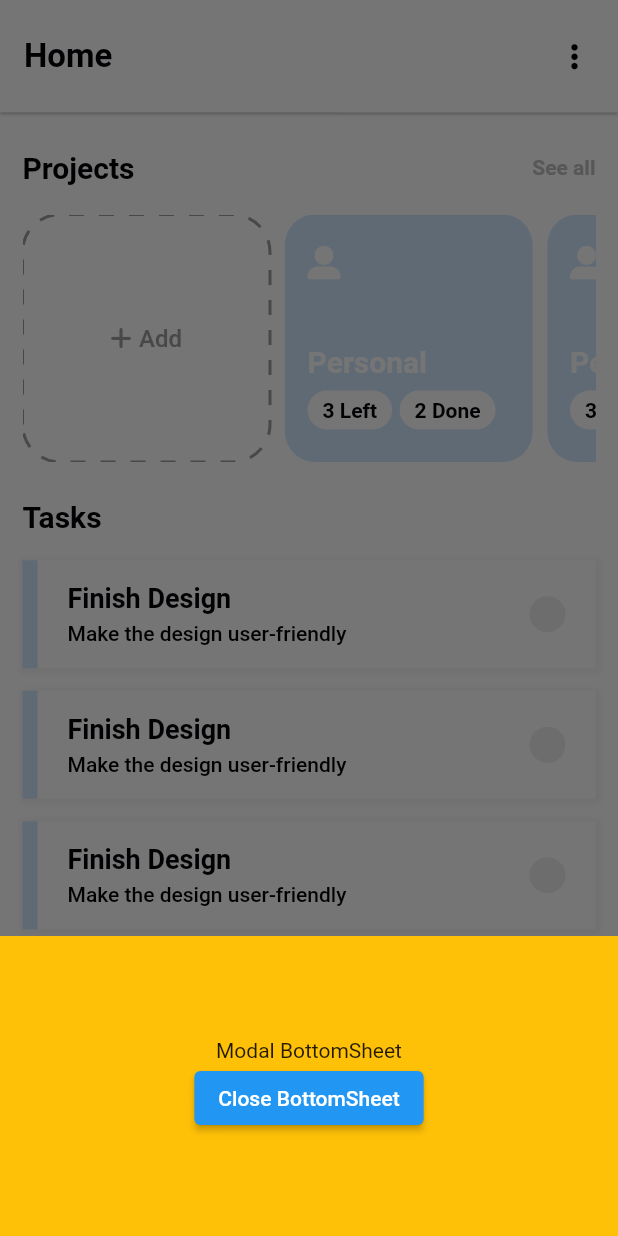
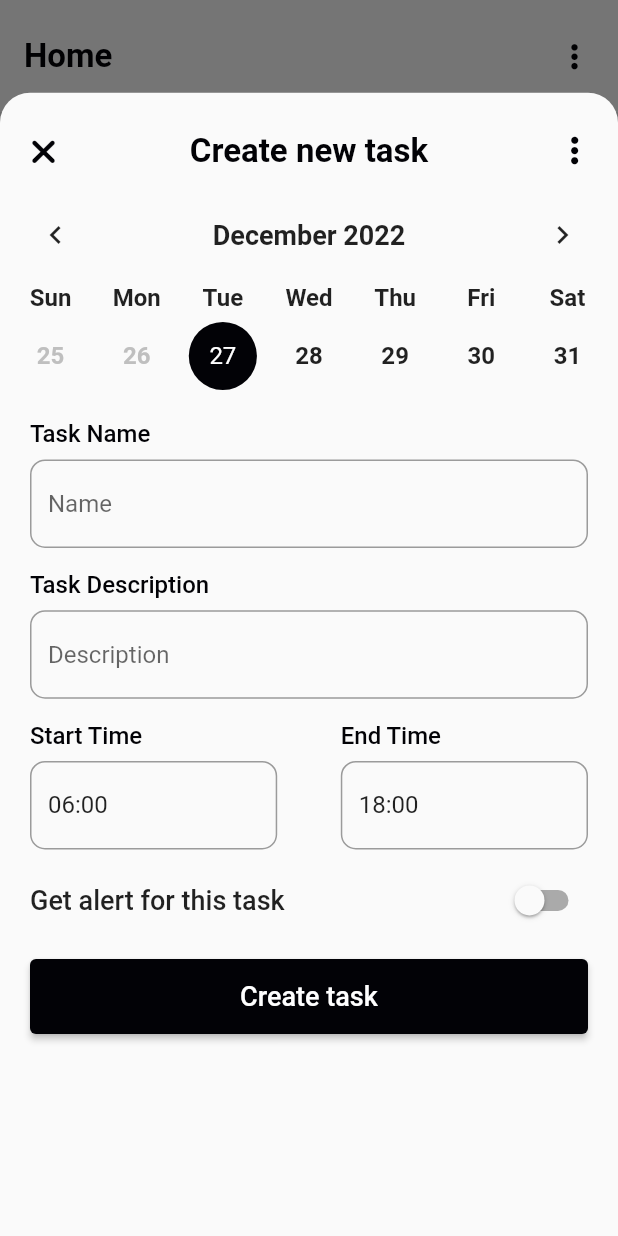
Before and after one commit to bibashmgr/dos, a Flutter app: the screen it shows after launch, after a tap on an icon or button, on a phone screen of 412 x 824 dp. Run offline on Flutter 3.47's test engine with Material 2 defaults, Android fonts, the phone set to English and light mode, and no system bars; drawn by our look-alikes of dotted_border, table_calendar; our stand-ins replace font_awesome_flutter; Roboto replaces fonts that are missing (Montserrat); project files that could hold a hidden picture were left out.

Commit message:
[add]; screens

```diff
--- a/client/lib/screens/main_screen/main.dart
+++ b/client/lib/screens/main_screen/main.dart
@@ -7,6 +7,7 @@ import 'package:client/utils/constants.dart';
 // screens
 import 'package:client/screens/main_screen/sub_screen/home.dart';
 import 'package:client/screens/main_screen/sub_screen/profile.dart';
+import 'package:client/screens/main_screen/sub_screen/create_task.dart';
 
 // icons
 import 'package:font_awesome_flutter/font_awesome_flutter.dart';
@@ -45,7 +46,6 @@ class _MainScreenState extends State<MainScreen> {
             fontWeight: FontWeight.w600,
             fontSize: 22.0,
             color: kDarkColor,
-            fontFamily: 'Montserrat',
           ),
         ),
         actions: [
@@ -114,23 +114,16 @@ class _MainScreenState extends State<MainScreen> {
           onPressed: () {
             showModalBottomSheet<void>(
               context: context,
+              isScrollControlled: true,
+              shape: const RoundedRectangleBorder(
+                borderRadius: BorderRadius.vertical(
+                  top: Radius.circular(20.0),
+                ),
+              ),
               builder: (BuildContext context) {
-                return Container(
-                  height: 200,
-                  color: Colors.amber,
-                  child: Center(
-                    child: Column(
-                      mainAxisAlignment: MainAxisAlignment.center,
-                      mainAxisSize: MainAxisSize.min,
-                      children: <Widget>[
-                        const Text('Modal BottomSheet'),
-                        ElevatedButton(
-                          child: const Text('Close BottomSheet'),
-                          onPressed: () => Navigator.pop(context),
-                        ),
-                      ],
-                    ),
-                  ),
+                return const FractionallySizedBox(
+                  heightFactor: 0.925,
+                  child: CreateTask(),
                 );
               },
             );
--- /dev/null
+++ b/client/lib/screens/main_screen/sub_screen/create_task.dart
@@ -0,0 +1,364 @@
+import 'package:flutter/material.dart';
+import 'package:font_awesome_flutter/font_awesome_flutter.dart';
+import 'package:table_calendar/table_calendar.dart';
+
+// utils
+import 'package:client/utils/constants.dart';
+
+class CreateTask extends StatefulWidget {
+  const CreateTask({Key? key}) : super(key: key);
+
+  @override
+  State<CreateTask> createState() => _CreateTaskState();
+}
+
+class _CreateTaskState extends State<CreateTask> {
+  DateTime _selectedDay = DateTime.now();
+  DateTime _focusedDay = DateTime.now();
+
+  TimeOfDay sTime = const TimeOfDay(hour: 6, minute: 0);
+  TimeOfDay eTime = const TimeOfDay(hour: 18, minute: 0);
+  TextEditingController startTime = TextEditingController();
+  TextEditingController endTime = TextEditingController();
+
+  bool isNotify = false;
+
+  Future displayStartTime(BuildContext context) async {
+    var time = await showTimePicker(context: context, initialTime: sTime);
+
+    if (time != null) {
+      setState(() {
+        sTime = TimeOfDay(hour: time.hour, minute: time.minute);
+        startTime.text = displayTime(time.hour, time.minute);
+      });
+    }
+  }
+
+  Future displayEndTime(BuildContext context) async {
+    var time = await showTimePicker(context: context, initialTime: eTime);
+
+    if (time != null) {
+      setState(() {
+        eTime = TimeOfDay(hour: time.hour, minute: time.minute);
+        endTime.text = displayTime(time.hour, time.minute);
+      });
+    }
+  }
+
+  String displayTime(hr, min) {
+    return "${hr < 10 ? '0$hr' : hr}:${min < 10 ? '0$min' : min}";
+  }
+
+  @override
+  void initState() {
+    startTime.text = displayTime(sTime.hour, sTime.minute);
+    endTime.text = displayTime(eTime.hour, eTime.minute);
+
+    super.initState();
+  }
+
+  @override
+  Widget build(BuildContext context) {
+    double deviceWidth = MediaQuery.of(context).size.width;
+    return SingleChildScrollView(
+      child: Container(
+        padding: const EdgeInsets.symmetric(
+          horizontal: 5.0,
+          vertical: 15.0,
+        ),
+        child: Column(
+          children: [
+            Row(
+              mainAxisAlignment: MainAxisAlignment.spaceBetween,
+              children: [
+                IconButton(
+                  onPressed: () {
+                    Navigator.pop(context);
+                  },
+                  icon: const FaIcon(
+                    FontAwesomeIcons.xmark,
+                    color: kDarkColor,
+                    size: 24.0,
+                  ),
+                ),
+                const Text(
+                  "Create new task",
+                  style: TextStyle(
+                    fontWeight: FontWeight.w600,
+                    fontSize: 22.0,
+                    color: kDarkColor,
+                  ),
+                ),
+                IconButton(
+                  onPressed: () {},
+                  icon: const FaIcon(
+                    FontAwesomeIcons.ellipsisVertical,
+                    color: kDarkColor,
+                    size: 22.0,
+                  ),
+                ),
+              ],
+            ),
+            TableCalendar(
+              firstDay: DateTime.now(),
+              lastDay: DateTime.utc(2030, 1, 1),
+              focusedDay: _focusedDay,
+              calendarFormat: CalendarFormat.week,
+              rowHeight: 65,
+              headerStyle: const HeaderStyle(
+                titleCentered: true,
+                formatButtonVisible: false,
+                titleTextStyle: TextStyle(
+                  fontSize: 18.0,
+                  fontWeight: FontWeight.w600,
+                ),
+              ),
+              daysOfWeekStyle: const DaysOfWeekStyle(
+                weekdayStyle: TextStyle(
+                  fontWeight: FontWeight.w600,
+                  fontSize: 16.0,
+                ),
+                weekendStyle: TextStyle(
+                  fontWeight: FontWeight.w600,
+                  fontSize: 16.0,
+                ),
+              ),
+              calendarStyle: const CalendarStyle(
+                defaultTextStyle: TextStyle(
+                  fontWeight: FontWeight.w600,
+                  fontSize: 16.0,
+                ),
+                weekendTextStyle: TextStyle(
+                  fontWeight: FontWeight.w600,
+                  fontSize: 16.0,
+                ),
+                holidayTextStyle: TextStyle(
+                  fontWeight: FontWeight.w600,
+                  fontSize: 16.0,
+                ),
+                outsideTextStyle: TextStyle(
+                  fontWeight: FontWeight.w600,
+                  fontSize: 16.0,
+                ),
+                withinRangeTextStyle: TextStyle(
+                  fontWeight: FontWeight.w600,
+                  fontSize: 16.0,
+                ),
+                disabledTextStyle: TextStyle(
+                  color: Color(0xFFBFBFBF),
+                  fontWeight: FontWeight.w600,
+                  fontSize: 16.0,
+                ),
+                todayTextStyle: TextStyle(
+                  fontWeight: FontWeight.w600,
+                  fontSize: 16.0,
+                ),
+                todayDecoration: BoxDecoration(),
+                selectedTextStyle: TextStyle(
+                  color: kLightColor,
+                  fontSize: 16.0,
+                ),
+                selectedDecoration: BoxDecoration(
+                  color: kDarkColor,
+                  shape: BoxShape.circle,
+                ),
+              ),
+              selectedDayPredicate: (day) {
+                return isSameDay(_selectedDay, day);
+              },
+              onDaySelected: (selectedDay, focusedDay) {
+                setState(() {
+                  _selectedDay = selectedDay;
+                  _focusedDay = focusedDay;
+                });
+              },
+            ),
+            const SizedBox(
+              height: 10,
+            ),
+            Container(
+              padding: const EdgeInsets.symmetric(horizontal: 15.0),
+              child: Column(
+                crossAxisAlignment: CrossAxisAlignment.start,
+                children: const [
+                  Text(
+                    'Task Name',
+                    style: TextStyle(
+                      fontSize: 16.0,
+                      fontWeight: FontWeight.w500,
+                      color: kDarkColor,
+                    ),
+                  ),
+                  SizedBox(
+                    height: 7.5,
+                  ),
+                  TextField(
+                    decoration: InputDecoration(
+                      border: OutlineInputBorder(
+                        borderRadius: BorderRadius.all(Radius.circular(10.0)),
+                      ),
+                      hintText: 'Name',
+                    ),
+                  ),
+                ],
+              ),
+            ),
+            const SizedBox(
+              height: 15,
+            ),
+            Container(
+              padding: const EdgeInsets.symmetric(horizontal: 15.0),
+              child: Column(
+                crossAxisAlignment: CrossAxisAlignment.start,
+                children: const [
+                  Text(
+                    'Task Description',
+                    style: TextStyle(
+                      fontSize: 16.0,
+                      fontWeight: FontWeight.w500,
+                      color: kDarkColor,
+                    ),
+                  ),
+                  SizedBox(
+                    height: 7.5,
+                  ),
+                  TextField(
+                    scrollPadding: EdgeInsets.only(bottom: 40),
+                    decoration: InputDecoration(
+                      border: OutlineInputBorder(
+                        borderRadius: BorderRadius.all(Radius.circular(10.0)),
+                      ),
+                      hintText: 'Description',
+                    ),
+                  ),
+                ],
+              ),
+            ),
+            const SizedBox(
+              height: 15,
+            ),
+            Container(
+              padding: const EdgeInsets.symmetric(horizontal: 15.0),
+              child: Row(
+                mainAxisAlignment: MainAxisAlignment.spaceBetween,
+                children: [
+                  Column(
+                    crossAxisAlignment: CrossAxisAlignment.start,
+                    children: [
+                      const Text(
+                        'Start Time',
+                        style: TextStyle(
+                          fontSize: 16.0,
+                          fontWeight: FontWeight.w500,
+                          color: kDarkColor,
+                        ),
+                      ),
+                      const SizedBox(
+                        height: 7.5,
+                      ),
+                      SizedBox(
+                        width: deviceWidth / 2.5,
+                        child: TextField(
+                          readOnly: true,
+                          controller: startTime,
+                          onTap: () => displayStartTime(context),
+                          decoration: const InputDecoration(
+                            border: OutlineInputBorder(
+                              borderRadius:
+                                  BorderRadius.all(Radius.circular(10.0)),
+                            ),
+                          ),
+                        ),
+                      ),
+                    ],
+                  ),
+                  Column(
+                    crossAxisAlignment: CrossAxisAlignment.start,
+                    children: [
+                      const Text(
+                        'End Time',
+                        style: TextStyle(
+                          fontSize: 16.0,
+                          fontWeight: FontWeight.w500,
+                          color: kDarkColor,
+                        ),
+                      ),
+                      const SizedBox(
+                        height: 7.5,
+                      ),
+                      SizedBox(
+                        width: deviceWidth / 2.5,
+                        child: TextField(
+                          readOnly: true,
+                          controller: endTime,
+                          onTap: () => displayEndTime(context),
+                          decoration: const InputDecoration(
+                            border: OutlineInputBorder(
+                              borderRadius:
+                                  BorderRadius.all(Radius.circular(10.0)),
+                            ),
+                          ),
+                        ),
+                      ),
+                    ],
+                  ),
+                ],
+              ),
+            ),
+            const SizedBox(
+              height: 10,
+            ),
+            Container(
+              padding: const EdgeInsets.symmetric(
+                horizontal: 15,
+              ),
+              child: Row(
+                mainAxisAlignment: MainAxisAlignment.spaceBetween,
+                children: [
+                  const Text(
+                    'Get alert for this task',
+                    style: TextStyle(
+                      fontSize: 18.0,
+                      fontWeight: FontWeight.w500,
+                    ),
+                  ),
+                  Switch(
+                      value: isNotify,
+                      activeColor: kDarkColor,
+                      onChanged: (bool value) {
+                        setState(() {
+                          isNotify = value;
+                        });
+                      }),
+                ],
+              ),
+            ),
+            const SizedBox(
+              height: 15,
+            ),
+            Container(
+              padding: const EdgeInsets.symmetric(
+                horizontal: 15.0,
+              ),
+              width: double.maxFinite,
+              height: 50,
+              child: ElevatedButton(
+                onPressed: () {},
+                style: const ButtonStyle(
+                  backgroundColor: MaterialStatePropertyAll<Color>(kDarkColor),
+                ),
+                child: const Text(
+                  'Create task',
+                  style: TextStyle(
+                    fontSize: 18.0,
+                    fontWeight: FontWeight.w500,
+                  ),
+                ),
+              ),
+            )
+          ],
+        ),
+      ),
+    );
+  }
+}
--- /dev/null
+++ b/client/lib/screens/main_screen/sub_screen/update_task.dart
@@ -0,0 +1,15 @@
+import 'package:flutter/material.dart';
+
+class UpdateTask extends StatefulWidget {
+  const UpdateTask({Key? key}) : super(key: key);
+
+  @override
+  State<UpdateTask> createState() => _UpdateTaskState();
+}
+
+class _UpdateTaskState extends State<UpdateTask> {
+  @override
+  Widget build(BuildContext context) {
+    return Container();
+  }
+}
--- /dev/null
+++ b/client/lib/screens/main_screen/sub_screen/view_project.dart
@@ -0,0 +1,15 @@
+import 'package:flutter/material.dart';
+
+class ViewProject extends StatefulWidget {
+  const ViewProject({Key? key}) : super(key: key);
+
+  @override
+  State<ViewProject> createState() => _ViewProjectState();
+}
+
+class _ViewProjectState extends State<ViewProject> {
+  @override
+  Widget build(BuildContext context) {
+    return Container();
+  }
+}
```
Also changed, not shown: client/lib/screens/main_screen/sub_screen/create_project.dart (added), client/lib/screens/main_screen/sub_screen/update_project.dart (added).
